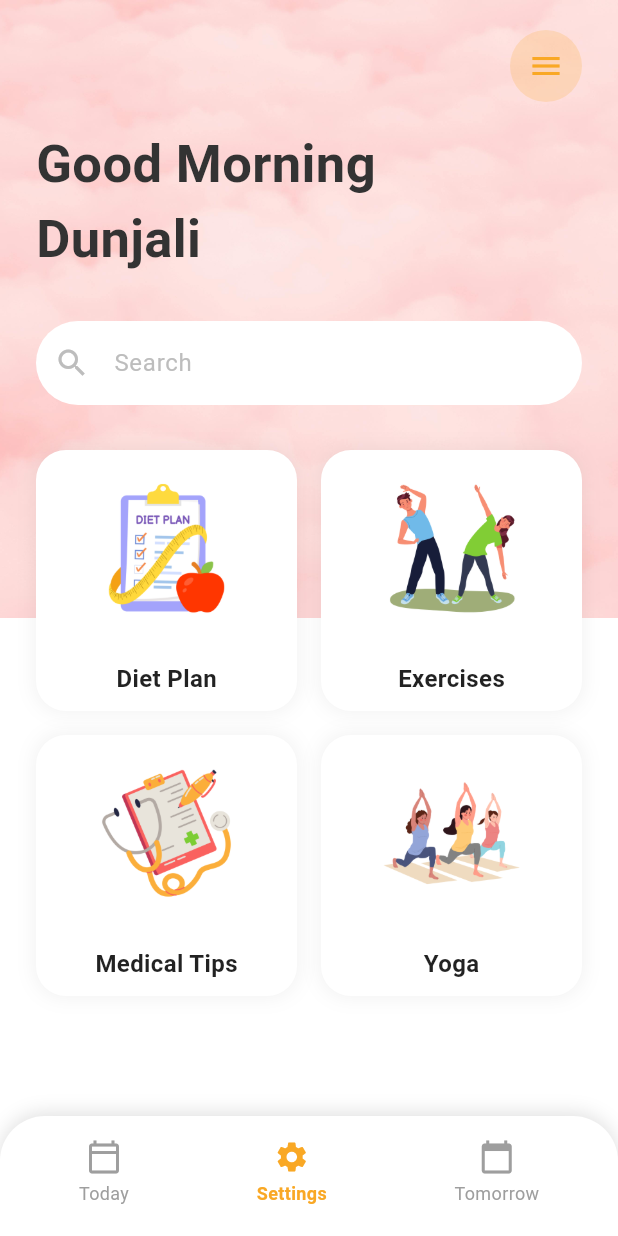
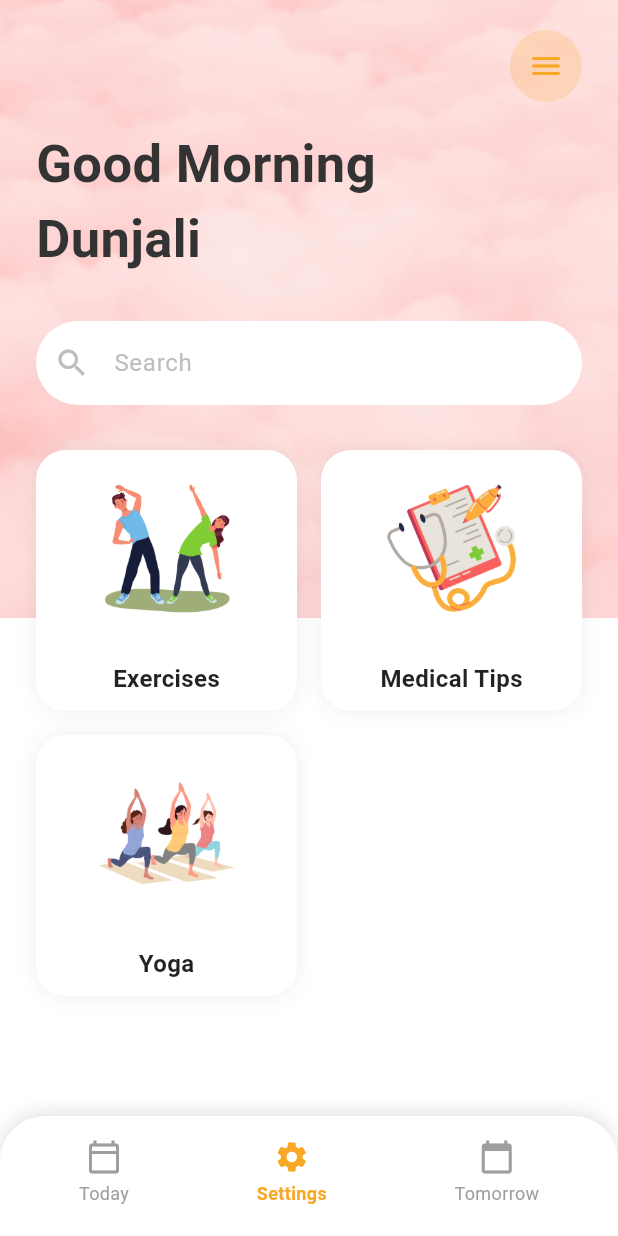
Before and after one commit to enjalz/belajar, a Flutter app: the HomeScreen screen opened by its route, on a phone screen of 412 x 824 dp. Run offline on Flutter 3.47's test engine with Material 3 defaults, Android fonts, the light colour scheme and no system bars.

Commit message:
Update home_page.dart

```diff
--- a/KULIAH/SEM 5/Registrasi/lib/pages/home_page.dart
+++ b/KULIAH/SEM 5/Registrasi/lib/pages/home_page.dart
@@ -1,20 +1,17 @@
 import 'package:flutter/material.dart';
-// Import file register_page biar bisa ambil data registrasi (RegistrationData)
+// import file register_page biar bisa ambil data registrasi (registrationdata)
 import 'register_page.dart';
 
-// =======================================================
-// CLASS 1: DIALOG POP-UP (Muncul setelah registrasi sukses)
-// =======================================================
+// class pop up dialog setelah registrasi sukses
 class RegistrationSuccessDialog extends StatelessWidget {
-
-  final RegistrationData data; // Data yang dikirim dari halaman registrasi
+  final RegistrationData data; // data yang dikirim dari halaman registrasi
   const RegistrationSuccessDialog({super.key, required this.data});
 
-  // Fungsi static biar gampang manggil dialog ini dari mana aja
+  // bikin function static biar gampang panggil pop up ini dari mana aja
   static Future<void> show(BuildContext context, RegistrationData data) {
     return showDialog(
       context: context,
-      barrierDismissible: false, // Dialog ga bisa ditutup klik luar
+      barrierDismissible: false, // ga bisa tutup kalo klik di luar dialog
       builder: (BuildContext context) {
         return RegistrationSuccessDialog(data: data);
       },
@@ -22,13 +19,13 @@ class RegistrationSuccessDialog extends StatelessWidget {
   }
 
   @override
-  Widget build(BuildContext context){
+  Widget build(BuildContext context) {
     return AlertDialog(
-      title: const Text('Registrasi Berhasil!'), // Judul popup
+      title: const Text('Registrasi Berhasil!'), // judul pop up
       content: SingleChildScrollView(
         child: ListBody(
           children: <Widget>[
-            // Tampilkan data user yang baru daftar
+            // tampilkan data user yang baru daftar
             Text('Nama: ${data.name}'),
             const SizedBox(height: 4),
             Text('Email: ${data.email}'),
@@ -45,13 +42,13 @@ class RegistrationSuccessDialog extends StatelessWidget {
         TextButton(
           child: const Text('OK'),
           onPressed: () {
-            // Tutup dialog
+            // tutup dialog
             Navigator.of(context).pop();
 
-            // Pindah ke HomeScreen dan hapus halaman sebelumnya
+            // pindah ke homescreen, hapus semua halaman sebelumnya
             Navigator.of(context).pushAndRemoveUntil(
               MaterialPageRoute(builder: (context) => const HomeScreen()),
-              (Route<dynamic> route) => false, // hapus semua route lama
+              (Route<dynamic> route) => false,
             );
           },
         ),
@@ -60,9 +57,7 @@ class RegistrationSuccessDialog extends StatelessWidget {
   }
 }
 
-// =======================================================
-// CLASS 2: HOME SCREEN (Halaman utama setelah registrasi)
-// =======================================================
+// halaman utama setelah registrasi
 class HomeScreen extends StatelessWidget {
   const HomeScreen({super.key});
 
@@ -72,23 +67,23 @@ class HomeScreen extends StatelessWidget {
       backgroundColor: Colors.white,
       body: Stack(
         children: [
-          // Bagian background atas
+          // gambar background di bagian atas
           Align(
             alignment: Alignment.topCenter,
             child: Image.asset(
-              'images/pink.png', // Pastikan file ini ada di folder assets
+              'images/pink.png',
               height: MediaQuery.of(context).size.height * 0.5,
               width: MediaQuery.of(context).size.width,
               fit: BoxFit.cover,
               alignment: Alignment.topCenter,
               errorBuilder: (context, error, stackTrace) => Container(
                 height: MediaQuery.of(context).size.height * 0.5,
-                color: Colors.pink.shade100, // fallback kalo gambar ga ada
+                color: Colors.pink.shade100, // fallback kalo gambar ga ketemu
               ),
             ),
           ),
 
-          // Konten utama
+          // isi utama halaman
           SafeArea(
             child: Column(
               children: [
@@ -99,17 +94,17 @@ class HomeScreen extends StatelessWidget {
                       crossAxisAlignment: CrossAxisAlignment.start,
                       children: [
                         const SizedBox(height: 20),
-                        _buildHeader(), // Bagian header (sapaan)
+                        _buildHeader(), // bagian header / sapaan
                         const SizedBox(height: 30),
-                        _buildSearchBar(), // Search bar
+                        _buildSearchBar(), // search bar
                         const SizedBox(height: 30),
-                        _buildGridMenu(context), // Grid menu fitur
+                        _buildGridMenu(context), // menu utama berbentuk grid
                         const SizedBox(height: 20),
                       ],
                     ),
                   ),
                 ),
-                _buildBottomNavBar(), // Bottom navigation bar
+                _buildBottomNavBar(), // bottom nav bar di bawah
               ],
             ),
           ),
@@ -118,12 +113,12 @@ class HomeScreen extends StatelessWidget {
     );
   }
 
-  /// Bagian Header: Ada menu icon + sapaan
+  // bagian header: ada menu icon + sapaan user
   Widget _buildHeader() {
     return Column(
       crossAxisAlignment: CrossAxisAlignment.start,
       children: [
-        // Ikon menu di kanan atas
+        // ikon menu di pojok kanan atas
         Align(
           alignment: Alignment.centerRight,
           child: Container(
@@ -139,7 +134,7 @@ class HomeScreen extends StatelessWidget {
           ),
         ),
         const SizedBox(height: 16),
-        // Sapaan user
+        // sapaan user
         const Text(
           'Good Morning\nDunjali',
           style: TextStyle(
@@ -152,11 +147,11 @@ class HomeScreen extends StatelessWidget {
     );
   }
 
-  /// Search Bar di bawah header
+  // search bar di bawah header
   Widget _buildSearchBar() {
     return TextField(
       decoration: InputDecoration(
-        hintText: 'Search', // placeholder
+        hintText: 'Search',
         hintStyle: TextStyle(color: Colors.grey.shade400),
         prefixIcon: Icon(Icons.search, color: Colors.grey.shade400),
         filled: true,
@@ -170,34 +165,28 @@ class HomeScreen extends StatelessWidget {
     );
   }
 
-  /// Grid Menu untuk fitur utama aplikasi
+  // menu grid untuk fitur utama
   Widget _buildGridMenu(BuildContext context) {
     return GridView.count(
-      crossAxisCount: 2, // 2 kolom
-      shrinkWrap: true, // biar grid bisa scroll bareng column
+      crossAxisCount: 2,
+      shrinkWrap: true,
       physics: const NeverScrollableScrollPhysics(),
       crossAxisSpacing: 16,
       mainAxisSpacing: 16,
       children: [
-        // Card fitur diet plan
-        FeatureCard(
-          title: 'Diet Plan',
-          imagePath: 'images/diet.png',
-          onTap: () => Navigator.of(context).pushNamed('/diet'),
-        ),
-        // Card fitur exercises
+        // card fitur exercises
         FeatureCard(
           title: 'Exercises',
           imagePath: 'images/exercise.png',
           onTap: () => Navigator.of(context).pushNamed('/exercises'),
         ),
-        // Card fitur medical tips
+        // card fitur medical tips
         FeatureCard(
           title: 'Medical Tips',
           imagePath: 'images/medical.png',
           onTap: () => Navigator.of(context).pushNamed('/medical'),
         ),
-        // Card fitur yoga
+        // card fitur yoga
         FeatureCard(
           title: 'Yoga',
           imagePath: 'images/yoga.png',
@@ -207,7 +196,7 @@ class HomeScreen extends StatelessWidget {
     );
   }
 
-  /// Bottom navigation bar custom (tiga tombol)
+  // bottom nav bar custom
   Widget _buildBottomNavBar() {
     return Container(
       padding: const EdgeInsets.fromLTRB(10, 15, 10, 20),
@@ -247,11 +236,7 @@ class HomeScreen extends StatelessWidget {
   }
 }
 
-// =======================================================
-// WIDGET BANTUAN (Reusable components)
-// =======================================================
-
-/// Kartu menu untuk setiap fitur
+// kartu menu untuk tiap fitur
 class FeatureCard extends StatelessWidget {
   final String title;
   final String imagePath;
@@ -267,7 +252,7 @@ class FeatureCard extends StatelessWidget {
   @override
   Widget build(BuildContext context) {
     return GestureDetector(
-      onTap: onTap, // Biar kartu bisa diklik
+      onTap: onTap, // biar kartu bisa diklik
       child: Container(
         decoration: BoxDecoration(
           color: Colors.white,
@@ -290,7 +275,7 @@ class FeatureCard extends StatelessWidget {
                   imagePath,
                   fit: BoxFit.contain,
                   errorBuilder: (context, error, stackTrace) =>
-                    const Icon(Icons.image_not_supported, size: 50, color: Colors.grey),
+                      const Icon(Icons.image_not_supported, size: 50, color: Colors.grey),
                 ),
               ),
             ),
@@ -311,11 +296,11 @@ class FeatureCard extends StatelessWidget {
   }
 }
 
-// Item untuk bottom navigation bar
+// item untuk bottom navigation bar
 class BottomNavItem extends StatelessWidget {
   final IconData icon;
   final String label;
-  final bool isActive; // Biar tau icon yang lagi aktif
+  final bool isActive;
 
   const BottomNavItem({
     super.key,
@@ -326,8 +311,8 @@ class BottomNavItem extends StatelessWidget {
 
   @override
   Widget build(BuildContext context) {
-    final Color activeColor = const Color(0xFFF9A825); // warna item aktif
-    final Color inactiveColor = Colors.grey.shade500; // warna item pasif
+    final Color activeColor = const Color(0xFFF9A825);
+    final Color inactiveColor = Colors.grey.shade500;
 
     return Column(
       mainAxisSize: MainAxisSize.min,
```
